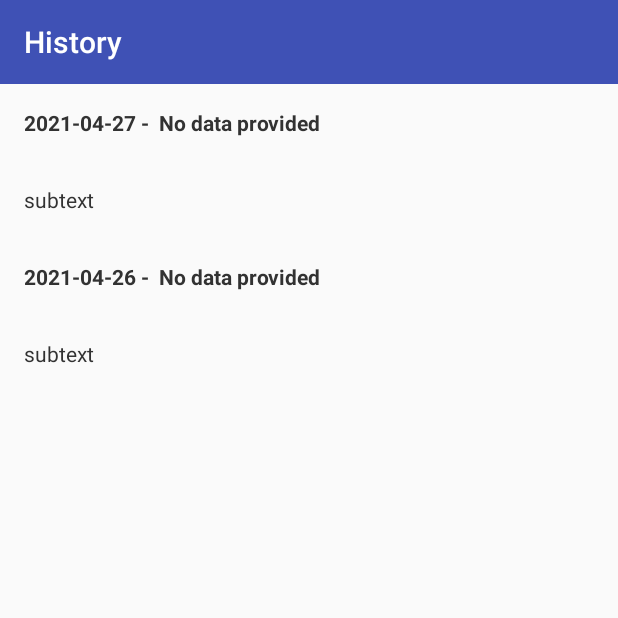
After one commit to shahtaj-qasim/mobi-sound-meter, an Android app: the Results screen opened directly, with no data from a screen before it, on a phone screen of 412 x 824 dp, the top half of it. The commit adds this screen. Run offline under Robolectric (Android 15) with nearby library versions, the phone set to English and light mode, and no system bars; our stand-ins replace Firebase (no records; nobody signed in at launch, a user with empty details on screens opened directly); libraries missing offline, so code that uses them is left out: com.github.mikephil.charting, com.rabbitmq.client.

Commit message:
results screen merged

```diff
--- a/app/build.gradle
+++ b/app/build.gradle
@@ -32,6 +32,7 @@ android {
 
 dependencies {
     implementation group: 'com.rabbitmq', name: 'amqp-client', version: '5.7.1' //4.11.3
+    implementation 'androidx.constraintlayout:constraintlayout:2.0.4'
     compile 'org.slf4j:slf4j-simple:1.7.30'
     // https://mvnrepository.com/artifact/com.opencsv/opencsv
     implementation group: 'com.opencsv', name: 'opencsv', version: '3.7'
--- /dev/null
+++ b/app/src/main/java/com/mobi/soundmeter/Results.java
@@ -0,0 +1,105 @@
+package com.mobi.soundmeter;
+
+import android.os.Handler;
+import android.os.Message;
+import android.util.Log;
+import android.widget.TextView;
+import androidx.annotation.NonNull;
+import androidx.appcompat.app.AppCompatActivity;
+
+import android.os.Bundle;
+import android.widget.ArrayAdapter;
+import android.widget.ListView;
+import com.google.android.gms.tasks.OnCompleteListener;
+import com.google.android.gms.tasks.Task;
+import com.google.firebase.firestore.*;
+import org.apache.commons.lang3.time.DateUtils;
+
+import java.text.SimpleDateFormat;
+import java.util.Date;
+import java.util.Map;
+
+import static android.content.ContentValues.TAG;
+
+public class Results extends AppCompatActivity {
+    FirebaseFirestore fbStore;
+    SimpleDateFormat formatter= new SimpleDateFormat("yyyy-MM-dd");
+    Date date;
+    String formatted;
+    String zipCode;
+    String city;
+    Map<String, Object> msg;
+    String heading;
+
+    TextView textHead1, textHead2, textSub1, textSub2;
+
+
+    @Override
+    protected void onCreate(Bundle savedInstanceState) {
+        super.onCreate(savedInstanceState);
+        setContentView(R.layout.activity_results);
+
+        textHead1=(TextView)findViewById(R.id.textView1);
+        textHead2=(TextView)findViewById(R.id.textView2);
+        textSub1=(TextView)findViewById(R.id.textViewSub1);
+        textSub2=(TextView)findViewById(R.id.textViewSub2);
+
+                date = new Date(System.currentTimeMillis());
+                fbStore = FirebaseFirestore.getInstance();
+                CollectionReference collectionRef = fbStore.collection("noiseCollection");
+                formatted = formatter.format(date);
+                textHead1.setText(formatted+ " -  No data provided");
+                collectionRef.whereEqualTo("date",formatted).orderBy("average", Query.Direction.DESCENDING).limit(1)
+                        .get()
+                        .addOnCompleteListener(new OnCompleteListener<QuerySnapshot>() {
+                            @Override
+                            public void onComplete(@NonNull Task<QuerySnapshot> task) {
+                                if (task.isSuccessful()) {
+                                    for (QueryDocumentSnapshot document : task.getResult()) {
+                                        zipCode = document.getString("postalCode");
+                                        city = document.getString("city");
+                                        Log.d(TAG, "I am maximum average"+ document.getId() + " => " + document.getData()+ " "+zipCode);
+                                        //msg  = document.getData();
+                                         String heading1 =formatted+ " - " +zipCode+", "+city;
+                                        textHead1.setText(heading1);
+                                    }
+                                } else {
+                                    Log.d(TAG, "Error getting documents: ", task.getException());
+                                }
+                            }
+                        });
+                date = DateUtils.addDays(new Date(), -1);
+                formatted = formatter.format(date);
+                textHead2.setText(formatted+ " -  No data provided");
+                collectionRef.whereEqualTo("date",formatted).orderBy("average", Query.Direction.DESCENDING).limit(1)
+                        .get()
+                        .addOnCompleteListener(new OnCompleteListener<QuerySnapshot>() {
+                            @Override
+                            public void onComplete(@NonNull Task<QuerySnapshot> task) {
+                                if (task.isSuccessful()) {
+                                    for (QueryDocumentSnapshot document : task.getResult()) {
+                                            zipCode = document.getString("postalCode");
+                                            city = document.getString("city");
+                                            Log.d(TAG, "I am maximum average" + document.getId() + " => " + document.getData() + " " + zipCode);
+                                            msg = document.getData();
+                                            String heading2 = formatted + " - " + zipCode + ", " + city;
+                                            textHead2.setText(heading2);
+                                    }
+
+                                } else {
+                                    Log.d(TAG, "Error getting documents: ", task.getException());
+                                }
+                            }
+                        });
+
+
+
+     //   ListView simpleList;
+//        String Results[] = {results[0], results[1], "Result 3", "Result 4", "Result 5", "Result 6"};
+//        simpleList = (ListView)findViewById(R.id.simpleListView);
+//        ArrayAdapter<String> arrayAdapter = new ArrayAdapter<String>(this, R.layout.activity_list_view, R.id.textView, Results);
+//        simpleList.setAdapter(arrayAdapter);
+    }
+
+
+}
--- /dev/null
+++ b/app/src/main/res/layout/activity_results.xml
@@ -0,0 +1,49 @@
+<?xml version="1.0" encoding="utf-8"?>
+<LinearLayout xmlns:android="http://schemas.android.com/apk/res/android"
+              android:layout_width="match_parent"
+              android:layout_height="match_parent"
+              android:orientation="vertical">
+
+<!--    <ListView-->
+<!--            android:id="@+id/simpleListView"-->
+<!--            android:layout_width="fill_parent"-->
+<!--            android:layout_height="wrap_content"-->
+<!--            android:divider="@color/material_blue_grey_800"-->
+<!--            android:dividerHeight="1dp" />-->
+
+    <TextView
+            android:id="@+id/textView1"
+            android:layout_width="fill_parent"
+            android:layout_height="wrap_content"
+            android:layout_gravity="center"
+            android:textStyle="bold"
+            android:padding="@dimen/activity_horizontal_margin"
+            android:textColor="@color/black" />
+    <TextView
+            android:id="@+id/textViewSub1"
+            android:layout_width="fill_parent"
+            android:layout_height="wrap_content"
+            android:layout_gravity="center"
+            android:padding="@dimen/activity_horizontal_margin"
+            android:textColor="@color/black"
+            android:text="subtext"/>
+
+
+    <TextView
+            android:id="@+id/textView2"
+            android:layout_width="fill_parent"
+            android:layout_height="wrap_content"
+            android:layout_gravity="center"
+            android:textStyle="bold"
+            android:padding="@dimen/activity_horizontal_margin"
+            android:textColor="@color/black" />
+    <TextView
+            android:id="@+id/textViewSub2"
+            android:layout_width="fill_parent"
+            android:layout_height="wrap_content"
+            android:layout_gravity="center"
+            android:padding="@dimen/activity_horizontal_margin"
+            android:textColor="@color/black"
+            android:text="subtext"/>
+
+</LinearLayout>
```
Also changed, not shown: app/src/main/AndroidManifest.xml (+6 -3 lines), app/src/main/java/com/mobi/soundmeter/List_View.java (added, +14 -0 lines), app/src/main/java/com/mobi/soundmeter/MainActivity.java (+57 -47 lines), app/src/main/res/drawable/result_button.xml (added, +9 -0 lines), app/src/main/res/layout/activity_list_view.xml (added, +22 -0 lines), app/src/main/res/layout/activity_main.xml (+16 -4 lines), app/src/main/res/drawable-hdpi/analysis.png (added), app/src/main/res/drawable-hdpi/analysis1.png (added).
